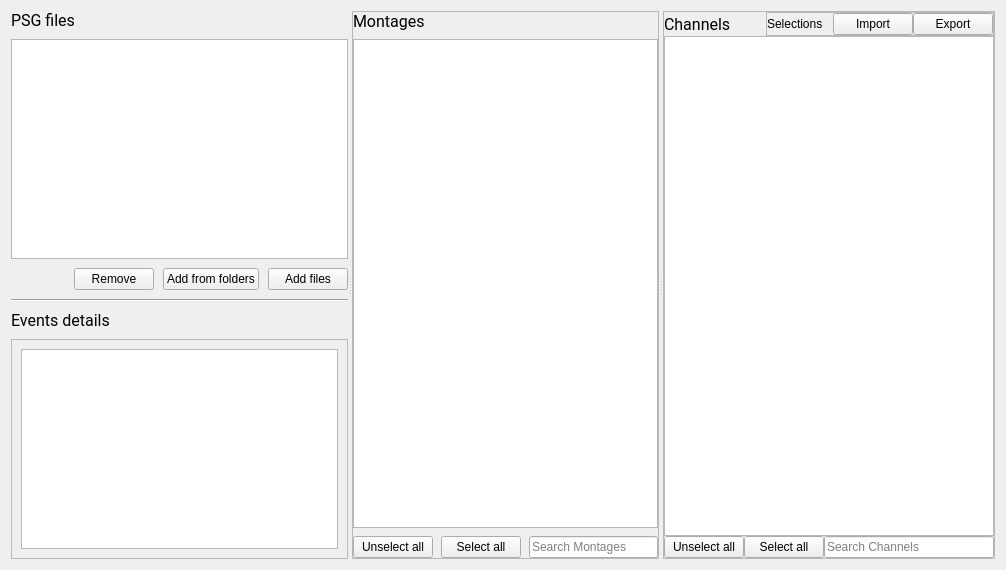
Qt form modules/CEAMSModules/PSGReader/Ui_PSGReaderSettingsView.ui (SnoozToolbox/snooz-package-ceams) before a commit.
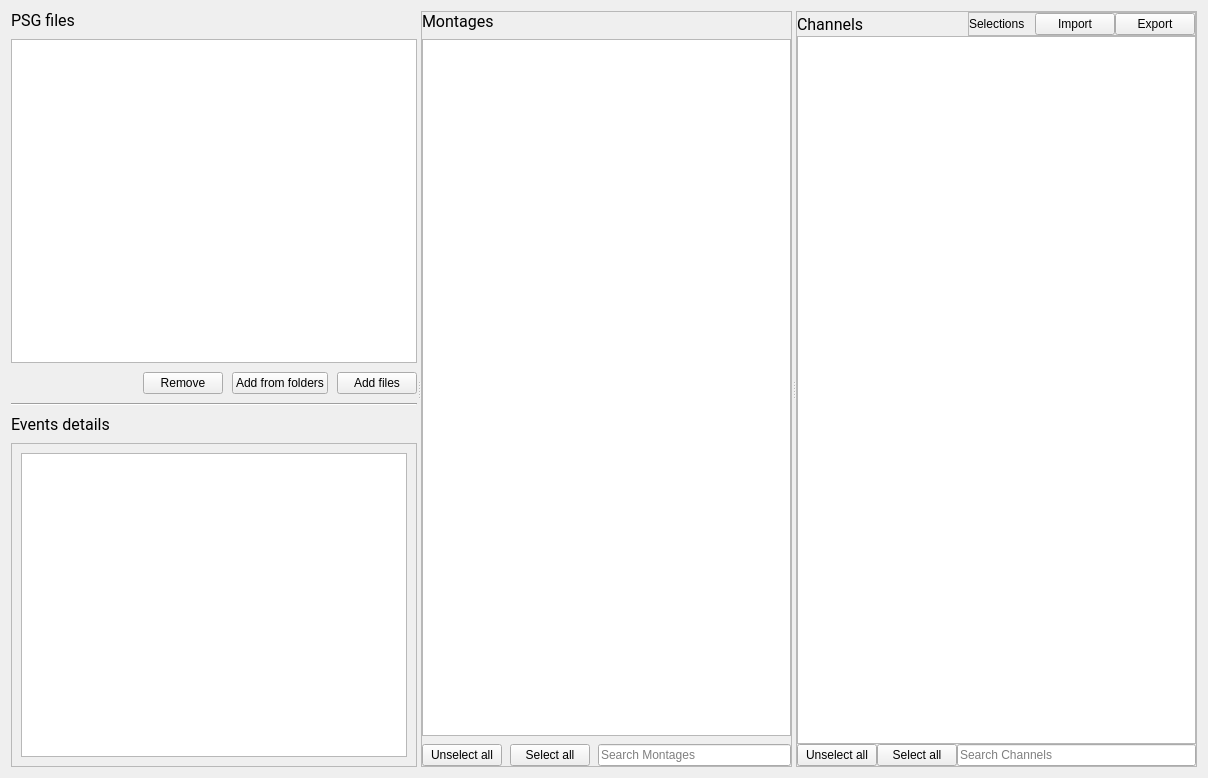
The same form after that commit.

Commit message: PSGReaderSettingsView: Display the count of checked items.

```diff
--- a/modules/CEAMSModules/PSGReader/Ui_PSGReaderSettingsView.ui
+++ b/modules/CEAMSModules/PSGReader/Ui_PSGReaderSettingsView.ui
@@ -6,8 +6,8 @@
    <rect>
     <x>0</x>
     <y>0</y>
-    <width>1006</width>
-    <height>570</height>
+    <width>1208</width>
+    <height>778</height>
    </rect>
   </property>
   <property name="windowTitle">
@@ -130,8 +130,8 @@
            <rect>
             <x>0</x>
             <y>0</y>
-            <width>333</width>
-            <height>220</height>
+            <width>385</width>
+            <height>319</height>
            </rect>
           </property>
           <layout class="QVBoxLayout" name="verticalLayout_5">
```
Left out of the diff: 6 changed lines with no effect on the pictures. The commit also changes 5 other files.
